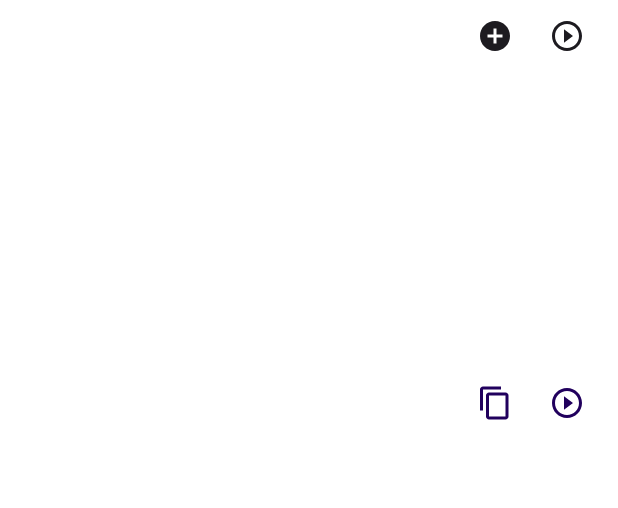
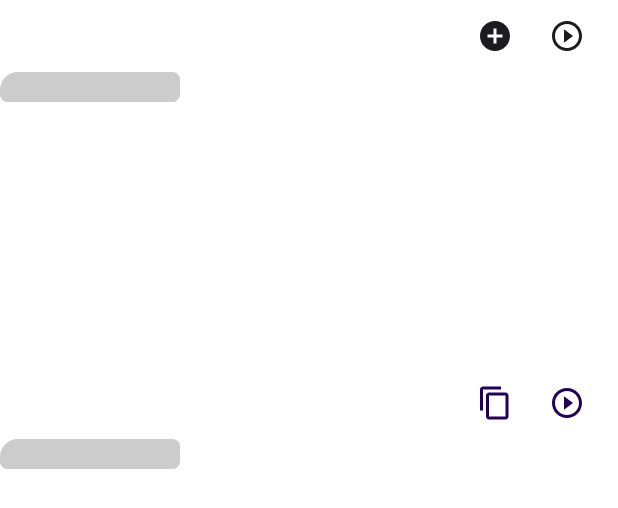
Before and after one commit to xquilt/knounce, an Android app built with Jetpack Compose: the @Preview function ExpandedBubbleBodyPreview, on a phone screen of 412 x 824 dp. Shown: the top 508 px of the screen. Run offline under Robolectric (Android 15) with nearby library versions, the phone set to English and light mode, and no system bars; our stand-ins replace Room's generated code, Shimmer.

Commit message:
refact: add shimmer effect to text - When loading the translation off the internet,   it's a good idea to have a shimmer effect until data   loads

```diff
--- a/app/build.gradle.kts
+++ b/app/build.gradle.kts
@@ -118,6 +118,7 @@ dependencies {
     androidTestImplementation("androidx.test:runner:1.5.2")
     androidTestImplementation("androidx.test:rules:1.5.0")
 
+    implementation("com.valentinilk.shimmer:compose-shimmer:1.2.0")
 }
 
 //tasks.withType<Test> {
--- a/app/src/main/kotlin/com/polendina/knounce/presentation/shared/floatingbubble/components/bubbleDisplay.kt
+++ b/app/src/main/kotlin/com/polendina/knounce/presentation/shared/floatingbubble/components/bubbleDisplay.kt
@@ -16,6 +16,7 @@ import androidx.compose.foundation.layout.fillMaxHeight
 import androidx.compose.foundation.layout.fillMaxWidth
 import androidx.compose.foundation.layout.height
 import androidx.compose.foundation.layout.padding
+import androidx.compose.foundation.layout.size
 import androidx.compose.foundation.layout.wrapContentSize
 import androidx.compose.foundation.layout.wrapContentWidth
 import androidx.compose.foundation.lazy.LazyRow
@@ -23,10 +24,8 @@ import androidx.compose.foundation.lazy.items
 import androidx.compose.foundation.pager.HorizontalPager
 import androidx.compose.foundation.pager.PagerState
 import androidx.compose.foundation.pager.rememberPagerState
-import androidx.compose.foundation.rememberScrollState
 import androidx.compose.foundation.shape.RoundedCornerShape
 import androidx.compose.foundation.text.ClickableText
-import androidx.compose.foundation.verticalScroll
 import androidx.compose.material.icons.Icons
 import androidx.compose.material.icons.filled.AddCircle
 import androidx.compose.material.icons.filled.CheckCircle
@@ -53,6 +52,7 @@ import androidx.compose.ui.unit.dp
 import com.polendina.knounce.data.database.Word
 import com.polendina.knounce.ui.theme.SearchFieldFontStyle
 import com.polendina.knounce.utils.wordByCharIndex
+import com.valentinilk.shimmer.shimmer
 
 @OptIn(ExperimentalFoundationApi::class)
 @Composable
@@ -82,12 +82,17 @@ fun DisplayCard(
         ClickableText(
             text = AnnotatedString(text),
             style = SearchFieldFontStyle(),
-            onClick = {offset ->
+            onClick = { offset ->
                 onSrcCardWordClick(text.wordByCharIndex(index = offset))
             },
 //            color = color, // FIXME: I have no idea how to set color for AnnotatedString
-            modifier = Modifier
-                .verticalScroll(rememberScrollState(0))
+            modifier = if (text.isEmpty()) Modifier
+                .size(120.dp, 20.dp)
+                .clip(RoundedCornerShape(5.dp))
+                .shimmer()
+                .background(color = Color.LightGray)
+                else
+                Modifier
         )
     }
 }
```
